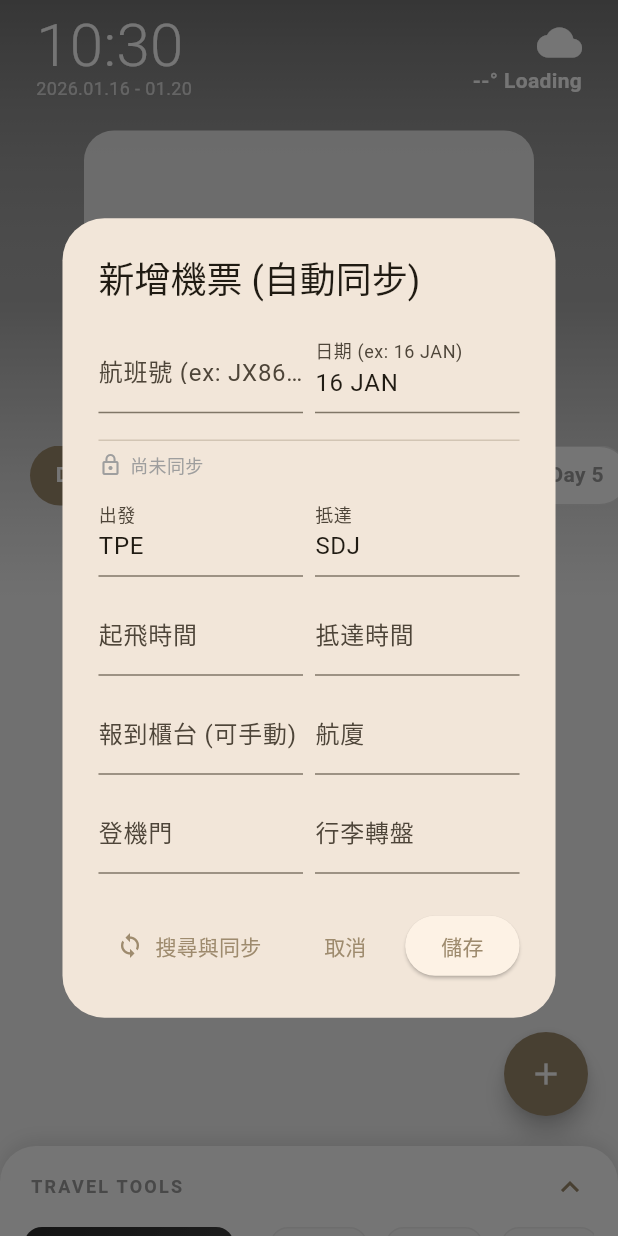
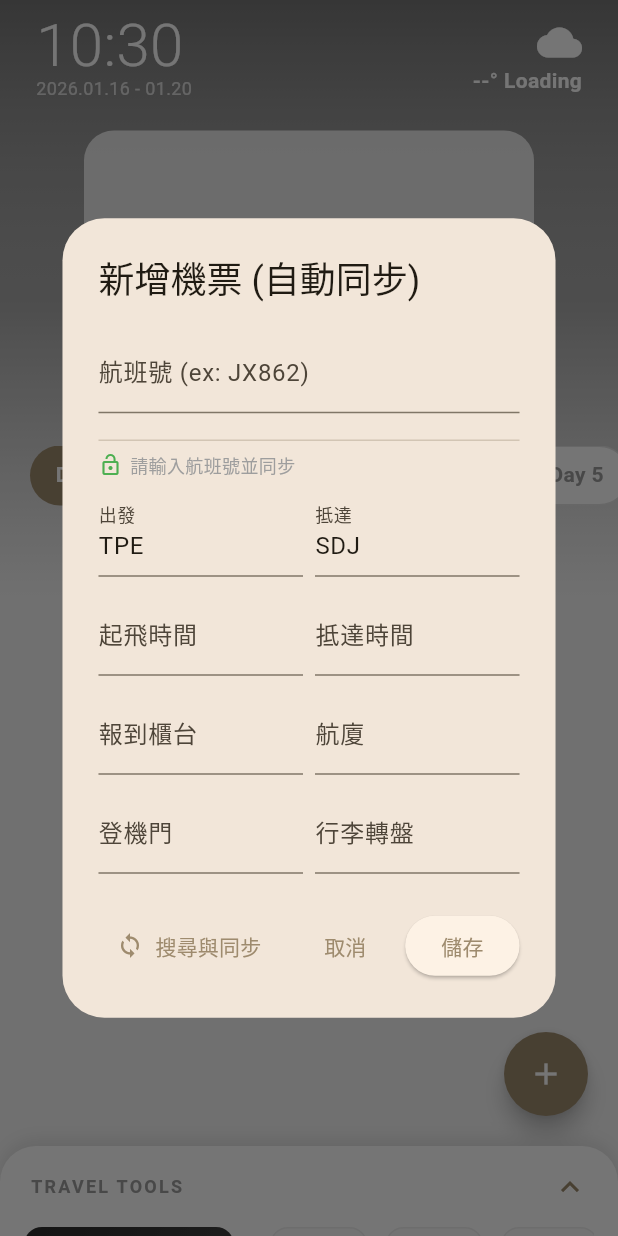
Before and after one commit to xsw445566/sendai_trip_v2, a Flutter app: the screen it shows after launch, after a tap on "新增您的第一張機票", on a phone screen of 412 x 824 dp. Run offline on Flutter 3.47's test engine with Material 3 defaults, Android fonts, the light colour scheme and no system bars; our stand-ins replace cloud_firestore, firebase_analytics, firebase_core, flutter_tts; missing offline and left inert: dart:html; accounts and stored records are empty; network calls fail.

Commit message:
更新功能：BETA9

```diff
--- a/lib/main.dart
+++ b/lib/main.dart
@@ -119,18 +119,26 @@ class FlightInfo {
       return fullTime.substring(11, 16);
     }
 
+    // 取得表定時間
+    String sDep = formatTime(json['dep_time']);
+    String sArr = formatTime(json['arr_time']);
+
+    // 取得預計時間，如果 API 回傳 null，則用表定時間遞補 (代表準點)
+    String eDep = formatTime(json['dep_estimated']);
+    if (eDep.isEmpty) eDep = sDep;
+
     return FlightInfo(
       id: '',
       flightNo: json['flight_iata'] ?? '',
       fromCode: json['dep_iata'] ?? '',
       toCode: json['arr_iata'] ?? '',
       date: json['dep_time']?.toString().substring(5, 10) ?? '',
-      schedDep: formatTime(json['dep_time']),
-      schedArr: formatTime(json['arr_time']),
-      estDep: formatTime(json['dep_estimated']),
+      schedDep: sDep,
+      schedArr: sArr,
+      estDep: eDep,
       terminal: json['dep_terminal'] ?? '-',
       gate: json['dep_gate'] ?? '-',
-      counter: '-',
+      counter: '-', // API 不提供，預設為空
       baggage: json['arr_baggage'] ?? '-',
       status: json['status'] ?? 'Active',
     );
@@ -363,7 +371,7 @@ class _ElegantItineraryPageState extends State<ElegantItineraryPage> {
     );
   }
 
-  // --- 機票管理功能 (修改為鎖定欄位) ---
+  // --- 機票管理功能 ---
   void _addNewFlight() {
     FlightInfo newFlight = FlightInfo(
       id: '',
@@ -382,7 +390,7 @@ class _ElegantItineraryPageState extends State<ElegantItineraryPage> {
     _showFlightEditor(newFlight, isNew: true);
   }
 
-  // 查詢 API 並回傳資料的 Helper
+  // 查詢 API 並回傳資料的 Helper (優化版)
   Future<FlightInfo?> _fetchApiData(String flightNo) async {
     try {
       final url = Uri.parse(
@@ -393,6 +401,8 @@ class _ElegantItineraryPageState extends State<ElegantItineraryPage> {
         final jsonResponse = json.decode(response.body);
         if (jsonResponse['response'] != null &&
             (jsonResponse['response'] as List).isNotEmpty) {
+          // 這裡通常會回傳多筆資料 (包含過去幾天與未來幾天)
+          // 我們簡單取第一筆 (AirLabs 預設排序通常是最新的)
           return FlightInfo.fromApi(jsonResponse['response'][0]);
         }
       }
@@ -404,12 +414,9 @@ class _ElegantItineraryPageState extends State<ElegantItineraryPage> {
 
   void _showFlightEditor(FlightInfo flight, {required bool isNew}) {
     final noC = TextEditingController(text: flight.flightNo);
-    // 預設日期，若為空則給預設值
-    final dateC = TextEditingController(
-      text: flight.date.isEmpty ? '16 JAN' : flight.date,
-    );
-
-    // 以下控制器若 API 抓到資料，將會被鎖定
+    final dateC = TextEditingController(text: flight.date);
+
+    // 欄位控制器
     final fromC = TextEditingController(text: flight.fromCode);
     final toC = TextEditingController(text: flight.toCode);
     final depC = TextEditingController(text: flight.schedDep);
@@ -420,7 +427,7 @@ class _ElegantItineraryPageState extends State<ElegantItineraryPage> {
     final bagC = TextEditingController(text: flight.baggage);
 
     bool isFetching = false;
-    bool isLocked = false; // 是否鎖定內部資訊
+    bool isLocked = false;
 
     showDialog(
       context: context,
@@ -443,15 +450,16 @@ class _ElegantItineraryPageState extends State<ElegantItineraryPage> {
                           ),
                         ),
                       ),
-                      const SizedBox(width: 8),
-                      Expanded(
-                        child: TextField(
-                          controller: dateC,
-                          decoration: const InputDecoration(
-                            labelText: '日期 (ex: 16 JAN)',
+                      // 日期欄位保留，但如果 API 抓到會更新
+                      if (!isNew) ...[
+                        const SizedBox(width: 8),
+                        Expanded(
+                          child: TextField(
+                            controller: dateC,
+                            decoration: const InputDecoration(labelText: '日期'),
                           ),
                         ),
-                      ),
+                      ],
                     ],
                   ),
                   if (isFetching)
@@ -461,18 +469,18 @@ class _ElegantItineraryPageState extends State<ElegantItineraryPage> {
                     ),
                   const SizedBox(height: 10),
 
-                  // 分隔線
+                  // 鎖定狀態提示
                   const Divider(),
                   Row(
                     children: [
-                      const Icon(
-                        Icons.lock_outline,
+                      Icon(
+                        isLocked ? Icons.lock : Icons.lock_open,
                         size: 16,
-                        color: Colors.grey,
+                        color: isLocked ? Colors.red : Colors.green,
                       ),
                       const SizedBox(width: 5),
                       Text(
-                        isLocked ? "已從系統鎖定資訊" : "尚未同步",
+                        isLocked ? "航班資訊已鎖定 (防止誤改)" : "請輸入航班號並同步",
                         style: const TextStyle(
                           fontSize: 12,
                           color: Colors.grey,
@@ -482,7 +490,7 @@ class _ElegantItineraryPageState extends State<ElegantItineraryPage> {
                   ),
                   const SizedBox(height: 10),
 
-                  // 以下欄位根據 isLocked 決定是否可編輯
+                  // 主要資訊 (鎖定)
                   Row(
                     children: [
                       Expanded(
@@ -492,7 +500,7 @@ class _ElegantItineraryPageState extends State<ElegantItineraryPage> {
                           decoration: InputDecoration(
                             labelText: '出發',
                             filled: isLocked,
-                            fillColor: Colors.grey[200],
+                            fillColor: Colors.grey[100],
                           ),
                         ),
                       ),
@@ -504,7 +512,7 @@ class _ElegantItineraryPageState extends State<ElegantItineraryPage> {
                           decoration: InputDecoration(
                             labelText: '抵達',
                             filled: isLocked,
-                            fillColor: Colors.grey[200],
+                            fillColor: Colors.grey[100],
                           ),
                         ),
                       ),
@@ -520,7 +528,7 @@ class _ElegantItineraryPageState extends State<ElegantItineraryPage> {
                           decoration: InputDecoration(
                             labelText: '起飛時間',
                             filled: isLocked,
-                            fillColor: Colors.grey[200],
+                            fillColor: Colors.grey[100],
                           ),
                         ),
                       ),
@@ -532,20 +540,23 @@ class _ElegantItineraryPageState extends State<ElegantItineraryPage> {
                           decoration: InputDecoration(
                             labelText: '抵達時間',
                             filled: isLocked,
-                            fillColor: Colors.grey[200],
+                            fillColor: Colors.grey[100],
                           ),
                         ),
                       ),
                     ],
                   ),
                   const SizedBox(height: 10),
+                  // 次要資訊 (部分鎖定)
                   Row(
                     children: [
+                      // 櫃檯通常 API 沒有，所以保持開放編輯
                       Expanded(
                         child: TextField(
                           controller: counterC,
                           decoration: const InputDecoration(
-                            labelText: '報到櫃台 (可手動)',
+                            labelText: '報到櫃台',
+                            hintText: '需手動輸入',
                           ),
                         ),
                       ),
@@ -557,7 +568,7 @@ class _ElegantItineraryPageState extends State<ElegantItineraryPage> {
                           decoration: InputDecoration(
                             labelText: '航廈',
                             filled: isLocked,
-                            fillColor: Colors.grey[200],
+                            fillColor: Colors.grey[100],
                           ),
                         ),
                       ),
@@ -573,20 +584,17 @@ class _ElegantItineraryPageState extends State<ElegantItineraryPage> {
                           decoration: InputDecoration(
                             labelText: '登機門',
                             filled: isLocked,
-                            fillColor: Colors.grey[200],
+                            fillColor: Colors.grey[100],
                           ),
                         ),
                       ),
                       const SizedBox(width: 8),
+                      // 行李轉盤有時候 API 會有，但常常變動，建議也可以保持開放，這裡先設為跟隨鎖定但可手動解鎖
                       Expanded(
                         child: TextField(
                           controller: bagC,
-                          enabled: !isLocked,
-                          decoration: InputDecoration(
-                            labelText: '行李轉盤',
-                            filled: isLocked,
-                            fillColor: Colors.grey[200],
-                          ),
+                          enabled: true,
+                          decoration: const InputDecoration(labelText: '行李轉盤'),
                         ),
                       ),
                     ],
@@ -596,7 +604,7 @@ class _ElegantItineraryPageState extends State<ElegantItineraryPage> {
             ),
             actions: [
               // 搜尋按鈕
-              if (isNew && !isLocked)
+              if (!isLocked)
                 TextButton.icon(
                   icon: const Icon(Icons.sync),
                   label: const Text("搜尋與同步"),
@@ -613,12 +621,12 @@ class _ElegantItineraryPageState extends State<ElegantItineraryPage> {
                         arrC.text = apiData.schedArr;
                         termC.text = apiData.terminal;
                         gateC.text = apiData.gate;
-                        bagC.text = apiData.baggage;
-                        // 櫃檯通常要手動，保持原樣
+                        // 嘗試填入行李，如果沒有則留空
+                        if (apiData.baggage != '-') bagC.text = apiData.baggage;
+                        dateC.text = apiData.date; // 更新日期
                       } else {
-                        // 沒抓到，保持開放編輯
                         ScaffoldMessenger.of(context).showSnackBar(
-                          const SnackBar(content: Text('未找到航班資料，請手動輸入')),
+                          const SnackBar(content: Text('找不到航班，請檢查代號')),
                         );
                       }
                     });
@@ -632,6 +640,8 @@ class _ElegantItineraryPageState extends State<ElegantItineraryPage> {
 
               ElevatedButton(
                 onPressed: () {
+                  // 儲存邏輯：如果 API 有抓到 estDep 就用，沒有就用 schedDep
+                  // 但這裡是存入 DB，所以主要存表定
                   final data = FlightInfo(
                     id: isNew ? '' : flight.id,
                     flightNo: noC.text,
@@ -640,7 +650,7 @@ class _ElegantItineraryPageState extends State<ElegantItineraryPage> {
                     date: dateC.text,
                     schedDep: depC.text,
                     schedArr: arrC.text,
-                    estDep: '',
+                    estDep: depC.text, // 預設預計時間=表定時間
                     terminal: termC.text,
                     gate: gateC.text,
                     counter: counterC.text,
@@ -653,7 +663,6 @@ class _ElegantItineraryPageState extends State<ElegantItineraryPage> {
                   } else {
                     _flightsRef.doc(flight.id).update(data);
                   }
-
                   Navigator.pop(context);
                 },
                 child: const Text('儲存'),
@@ -663,6 +672,11 @@ class _ElegantItineraryPageState extends State<ElegantItineraryPage> {
         },
       ),
     );
+  }
+
+  void _editFlight(FlightInfo flight) {
+    // 編輯時通常是為了改櫃檯或行李，所以直接顯示編輯窗，但核心資料不建議大改
+    _showFlightEditor(flight, isNew: false);
   }
 
   void _handleToolTap(String label) {
@@ -827,7 +841,6 @@ class _ElegantItineraryPageState extends State<ElegantItineraryPage> {
                 );
               }
               final flight = FlightInfo.fromFirestore(flightDocs[index]);
-              // 這裡改成點擊顯示詳情，而非編輯
               return _buildCompactFlightCard(flight);
             },
           );
@@ -838,7 +851,7 @@ class _ElegantItineraryPageState extends State<ElegantItineraryPage> {
 
   Widget _buildCompactFlightCard(FlightInfo info) {
     return GestureDetector(
-      onTap: () => _showFlightDetails(info), // 點擊查看詳情
+      onTap: () => _showFlightDetails(info),
       child: Container(
         margin: const EdgeInsets.symmetric(horizontal: 5),
         padding: const EdgeInsets.all(16),
@@ -877,6 +890,7 @@ class _ElegantItineraryPageState extends State<ElegantItineraryPage> {
                     ),
                   ),
                 ),
+                // 如果有櫃台資訊就顯示，沒有則不顯示
                 if (info.counter != '-' && info.counter.isNotEmpty)
                   Text(
                     '櫃台: ${info.counter}',
@@ -906,6 +920,19 @@ class _ElegantItineraryPageState extends State<ElegantItineraryPage> {
                 _buildAirportCode(info.toCode, info.schedArr),
               ],
             ),
+            // 顯示預計時間 (若與表定不同或有值)
+            if (info.estDep.isNotEmpty)
+              Padding(
+                padding: const EdgeInsets.only(top: 5),
+                child: Text(
+                  '預計起飛: ${info.estDep}',
+                  style: const TextStyle(
+                    fontSize: 12,
+                    color: Colors.green,
+                    fontWeight: FontWeight.bold,
+                  ),
+                ),
+              ),
             const SizedBox(height: 10),
             Row(
               mainAxisAlignment: MainAxisAlignment.spaceAround,
@@ -966,7 +993,6 @@ class _ElegantItineraryPageState extends State<ElegantItineraryPage> {
               Row(
                 mainAxisAlignment: MainAxisAlignment.end,
                 children: [
-                  // 刪除按鈕
                   IconButton(
                     icon: const Icon(Icons.delete_outline, color: Colors.red),
                     onPressed: () {
@@ -1036,6 +1062,7 @@ class _ElegantItineraryPageState extends State<ElegantItineraryPage> {
                     "表定抵達",
                     info.schedArr,
                   ),
+                  _buildDetailItem(Icons.update, "預計起飛", info.estDep),
                   _buildDetailItem(Icons.how_to_reg, "報到櫃台", info.counter),
                   _buildDetailItem(
                     Icons.domain,
```
